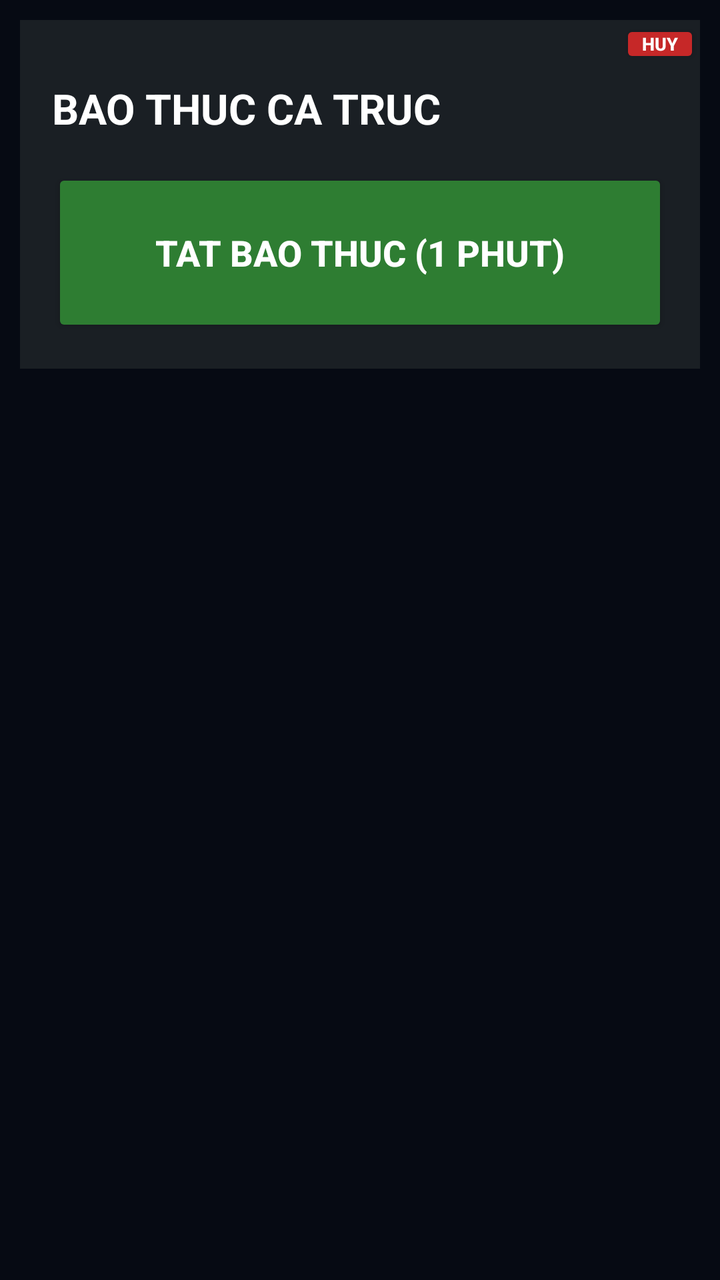
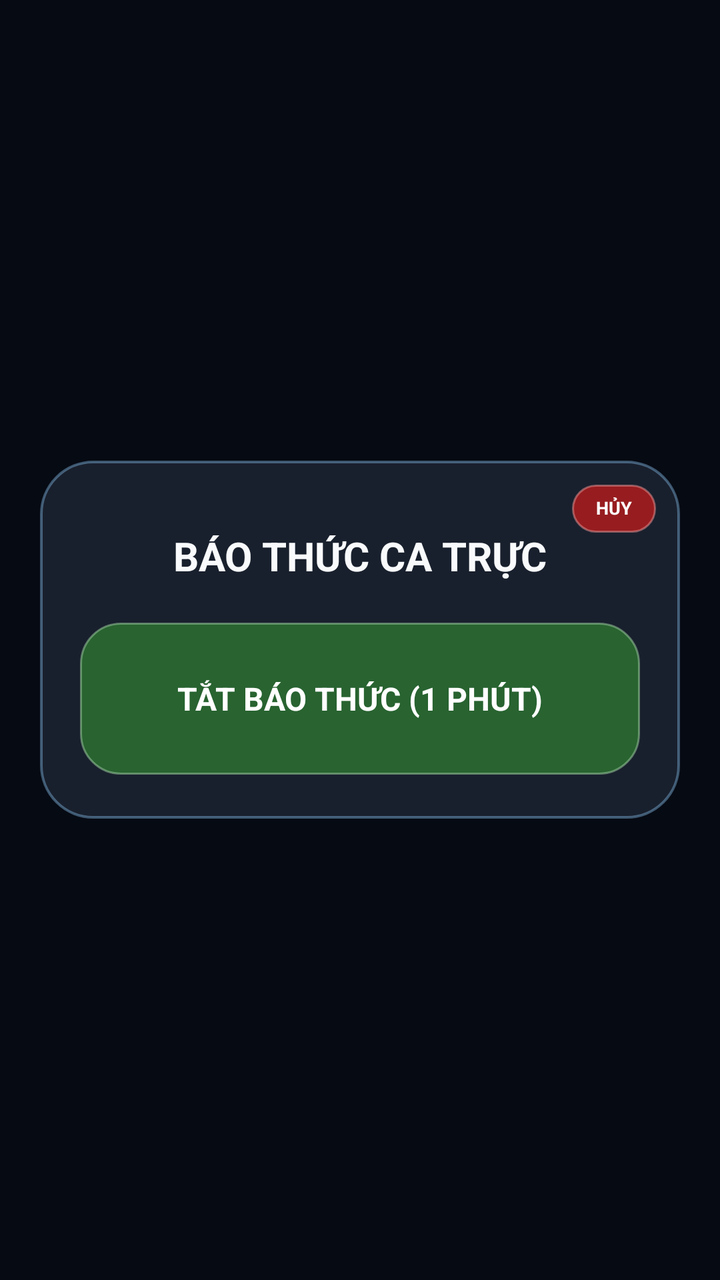

Before-and-after screenshots of an Android layout around one commit, followed by the original layout XML and the change that was made.
<!-- AndroidManifest.xml: application theme Theme.TrucCaAlarm -->
<!-- res/layout/dialog_wake_popup.xml -->
<?xml version="1.0" encoding="utf-8"?>
<FrameLayout xmlns:android="http://schemas.android.com/apk/res/android"
    android:layout_width="match_parent"
    android:layout_height="wrap_content"
    android:padding="10dp">

    <LinearLayout
        android:layout_width="match_parent"
        android:layout_height="wrap_content"
        android:background="#1A1F24"
        android:orientation="vertical"
        android:paddingTop="30dp"
        android:paddingStart="16dp"
        android:paddingEnd="16dp"
        android:paddingBottom="16dp">

        <TextView
            android:id="@+id/tvPopupTitle"
            android:layout_width="match_parent"
            android:layout_height="wrap_content"
            android:text="BAO THUC CA TRUC"
            android:textColor="#FFFFFF"
            android:textSize="21sp"
            android:textStyle="bold" />

        <Button
            android:id="@+id/btnSnooze1Min"
            android:layout_width="match_parent"
            android:layout_height="84dp"
            android:layout_marginTop="16dp"
            android:backgroundTint="#2E7D32"
            android:text="TAT BAO THUC (1 PHUT)"
            android:textColor="#FFFFFF"
            android:textSize="18sp"
            android:textStyle="bold" />
    </LinearLayout>

    <Button
        android:id="@+id/btnCancelHour"
        android:layout_width="40dp"
        android:layout_height="24dp"
        android:layout_gravity="top|end"
        android:insetTop="0dp"
        android:insetBottom="0dp"
        android:insetLeft="0dp"
        android:insetRight="0dp"
        android:minWidth="0dp"
        android:minHeight="0dp"
        android:padding="0dp"
        android:backgroundTint="#C62828"
        android:text="HUY"
        android:textColor="#FFFFFF"
        android:textSize="9sp"
        android:textStyle="bold" />
</FrameLayout>
<!-- resources referenced by this layout -->
<resources>
  <style name="Theme.TrucCaAlarm" parent="android:Theme.Material.NoActionBar">
          <item name="android:statusBarColor">#060A13</item>
          <item name="android:navigationBarColor">#060A13</item>
          <item name="android:windowBackground">#060A13</item>
      </style>
</resources>

<!-- the commit's change to res/layout/dialog_wake_popup.xml (unified diff, before → after) -->
@@ -1,55 +1,66 @@
 <?xml version="1.0" encoding="utf-8"?>
 <FrameLayout xmlns:android="http://schemas.android.com/apk/res/android"
     android:layout_width="match_parent"
-    android:layout_height="wrap_content"
-    android:padding="10dp">
+    android:layout_height="match_parent"
+    android:padding="20dp">
 
-    <LinearLayout
+    <FrameLayout
+        android:id="@+id/cardWakePopup"
         android:layout_width="match_parent"
         android:layout_height="wrap_content"
-        android:background="#1A1F24"
-        android:orientation="vertical"
-        android:paddingTop="30dp"
-        android:paddingStart="16dp"
-        android:paddingEnd="16dp"
-        android:paddingBottom="16dp">
+        android:layout_gravity="center"
+        android:background="@drawable/bg_wake_glass_card">
 
-        <TextView
-            android:id="@+id/tvPopupTitle"
+        <LinearLayout
             android:layout_width="match_parent"
             android:layout_height="wrap_content"
-            android:text="BAO THUC CA TRUC"
+            android:gravity="center_horizontal"
+            android:orientation="vertical"
+            android:paddingStart="20dp"
+            android:paddingTop="34dp"
+            android:paddingEnd="20dp"
+            android:paddingBottom="22dp">
+
+            <TextView
+                android:id="@+id/tvPopupTitle"
+                android:layout_width="match_parent"
+                android:layout_height="wrap_content"
+                android:gravity="center"
+                android:lineSpacingExtra="4dp"
+                android:text="BÁO THỨC CA TRỰC"
+                android:textColor="#F8FAFC"
+                android:textSize="20sp"
+                android:textStyle="bold" />
+
+            <androidx.appcompat.widget.AppCompatButton
+                android:id="@+id/btnSnooze1Min"
+                android:layout_width="match_parent"
+                android:layout_height="76dp"
+                android:layout_marginTop="20dp"
+                android:background="@drawable/bg_wake_snooze_btn"
+                android:gravity="center"
+                android:text="TẮT BÁO THỨC (1 PHÚT)"
+                android:textColor="#FFFFFF"
+                android:textSize="16sp"
+                android:textStyle="bold" />
+        </LinearLayout>
+
+        <androidx.appcompat.widget.AppCompatButton
+            android:id="@+id/btnCancelHour"
+            android:layout_width="42dp"
+            android:layout_height="24dp"
+            android:layout_gravity="top|end"
+            android:layout_marginTop="12dp"
+            android:layout_marginEnd="12dp"
+            android:background="@drawable/bg_wake_cancel_pill"
+            android:gravity="center"
+            android:includeFontPadding="false"
+            android:minWidth="0dp"
+            android:minHeight="0dp"
+            android:padding="0dp"
+            android:text="HỦY"
             android:textColor="#FFFFFF"
-            android:textSize="21sp"
+            android:textSize="9sp"
             android:textStyle="bold" />
-
-        <Button
-            android:id="@+id/btnSnooze1Min"
-            android:layout_width="match_parent"
-            android:layout_height="84dp"
-            android:layout_marginTop="16dp"
-            android:backgroundTint="#2E7D32"
-            android:text="TAT BAO THUC (1 PHUT)"
-            android:textColor="#FFFFFF"
-            android:textSize="18sp"
-            android:textStyle="bold" />
-    </LinearLayout>
-
-    <Button
-        android:id="@+id/btnCancelHour"
-        android:layout_width="40dp"
-        android:layout_height="24dp"
-        android:layout_gravity="top|end"
-        android:insetTop="0dp"
-        android:insetBottom="0dp"
-        android:insetLeft="0dp"
-        android:insetRight="0dp"
-        android:minWidth="0dp"
-        android:minHeight="0dp"
-        android:padding="0dp"
-        android:backgroundTint="#C62828"
-        android:text="HUY"
-        android:textColor="#FFFFFF"
-        android:textSize="9sp"
-        android:textStyle="bold" />
+    </FrameLayout>
 </FrameLayout>
<!-- resource entries referenced after the edit -->
@@ -1,5 +1,35 @@
 <!-- resources referenced by this layout -->
 <resources>
+  <!-- drawable bg_wake_cancel_pill (drawable) -->
+  <?xml version="1.0" encoding="utf-8"?>
+  <shape xmlns:android="http://schemas.android.com/apk/res/android"
+      android:shape="rectangle">
+      <solid android:color="#CCB71C1C" />
+      <stroke
+          android:width="1dp"
+          android:color="#80EF9A9A" />
+      <corners android:radius="12dp" />
+  </shape>
+  <!-- drawable bg_wake_glass_card (drawable) -->
+  <?xml version="1.0" encoding="utf-8"?>
+  <shape xmlns:android="http://schemas.android.com/apk/res/android"
+      android:shape="rectangle">
+      <solid android:color="#CC1E2634" />
+      <stroke
+          android:width="1.2dp"
+          android:color="#6690CAF9" />
+      <corners android:radius="26dp" />
+  </shape>
+  <!-- drawable bg_wake_snooze_btn (drawable) -->
+  <?xml version="1.0" encoding="utf-8"?>
+  <shape xmlns:android="http://schemas.android.com/apk/res/android"
+      android:shape="rectangle">
+      <solid android:color="#B82E7D32" />
+      <stroke
+          android:width="1dp"
+          android:color="#80A5D6A7" />
+      <corners android:radius="20dp" />
+  </shape>
   <style name="Theme.TrucCaAlarm" parent="android:Theme.Material.NoActionBar">
           <item name="android:statusBarColor">#060A13</item>
           <item name="android:navigationBarColor">#060A13</item>
